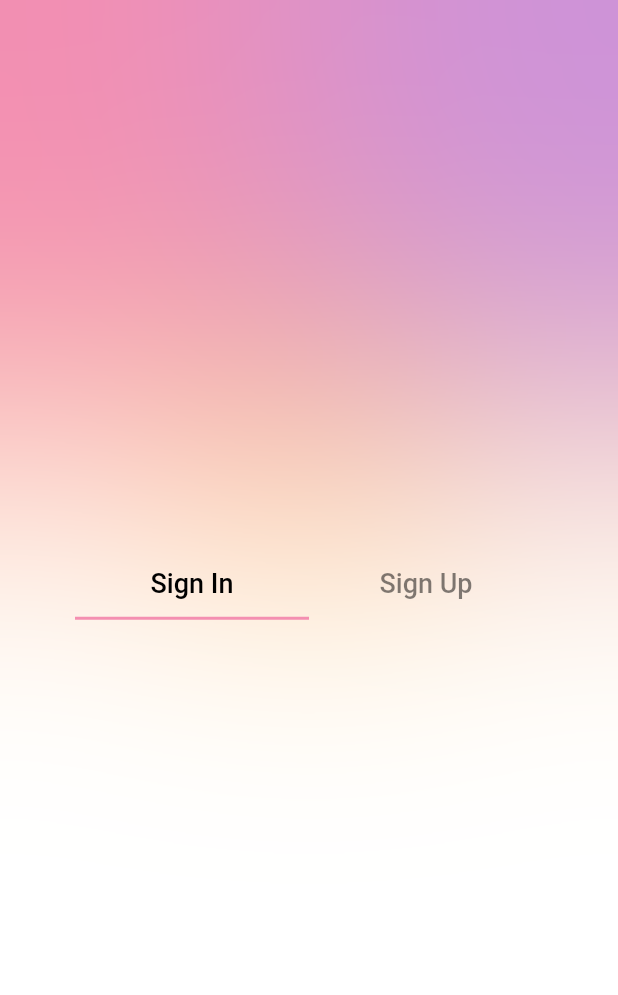
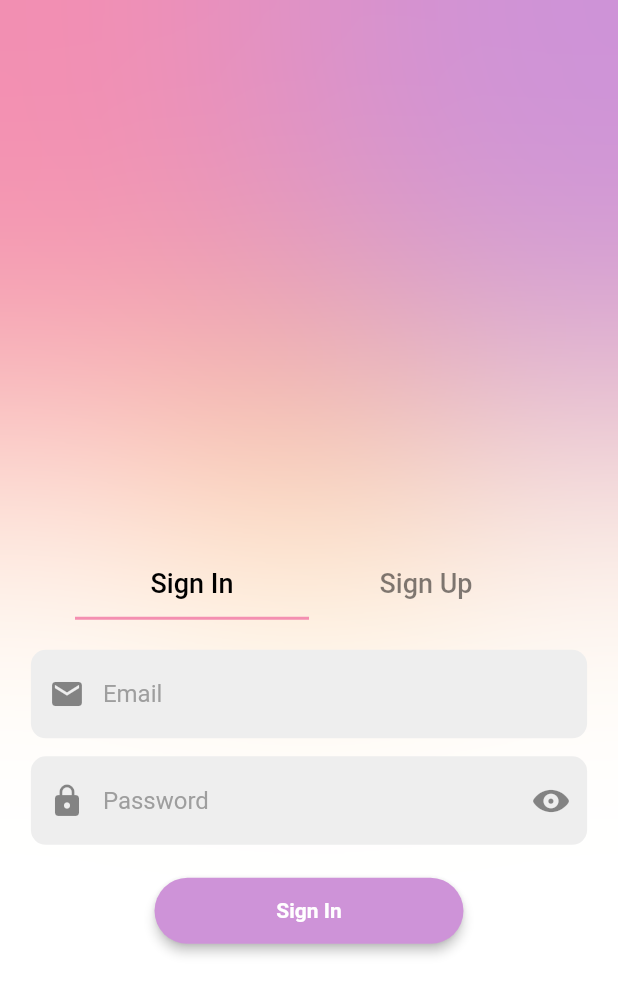
Before and after one commit to shakibhoseen/login-block-firebase, a Flutter app: the screen it shows after launch, on a phone screen of 412 x 824 dp. Shown: the top 995 px of the screen. Run offline on Flutter 3.47's test engine with Material 2 defaults, Android fonts, the phone set to English and light mode, and no system bars; our stand-ins replace bloc, cloud_firestore, equatable, firebase_auth, firebase_core, flutter_bloc; accounts and stored records are empty.

Commit message:
add sig in method

```diff
--- a/lib/blocs/sign_in_bloc/sign_in_bloc.dart
+++ b/lib/blocs/sign_in_bloc/sign_in_bloc.dart
@@ -1,13 +1,33 @@
 import 'package:bloc/bloc.dart';
+import 'package:firebase_auth/firebase_auth.dart';
 import 'package:meta/meta.dart';
+import 'package:user_repository/user_repository.dart';
 
 part 'sign_in_event.dart';
 part 'sign_in_state.dart';
 
 class SignInBloc extends Bloc<SignInEvent, SignInState> {
-  SignInBloc() : super(SignInInitial()) {
-    on<SignInEvent>((event, emit) {
+  final UserRepository _userRepository;
+
+  SignInBloc({
+    required UserRepository userRepository
+  }) :_userRepository = userRepository, super(SignInInitial()) {
+    on<SignInRequired>((event, emit) async{
       // TODO: implement event handler
+      emit(SignInProcess());
+      try {
+        await _userRepository.signIn(event.email, event.password);
+        emit(SignInSuccess());
+      }on FirebaseAuthException catch (e){
+         emit(SignInFailure(message: e.message));
+      }
+       catch (e) {
+        emit(SignInFailure(message: 'unknown'));
+      }
+    });
+
+    on<SignOutRequired>((event, emit)async{
+       await _userRepository.logOut();
     });
   }
 }
--- a/lib/blocs/sign_in_bloc/sign_in_event.dart
+++ b/lib/blocs/sign_in_bloc/sign_in_event.dart
@@ -2,3 +2,14 @@ part of 'sign_in_bloc.dart';
 
 @immutable
 sealed class SignInEvent {}
+
+class SignInRequired extends SignInEvent{
+  final String email;
+  final String password;
+
+   SignInRequired(this.email, this.password);
+}
+
+class SignOutRequired extends SignInEvent{
+   SignOutRequired();
+}
--- a/lib/blocs/sign_in_bloc/sign_in_state.dart
+++ b/lib/blocs/sign_in_bloc/sign_in_state.dart
@@ -4,3 +4,13 @@ part of 'sign_in_bloc.dart';
 sealed class SignInState {}
 
 final class SignInInitial extends SignInState {}
+
+class SignInSuccess extends SignInState {}
+
+class SignInFailure extends SignInState {
+  final String? message;
+
+  SignInFailure({this.message});
+}
+
+class SignInProcess extends SignInState {}
--- a/lib/blocs/sign_up_bloc/sign_up_bloc.dart
+++ b/lib/blocs/sign_up_bloc/sign_up_bloc.dart
@@ -1,13 +1,25 @@
 import 'package:bloc/bloc.dart';
 import 'package:meta/meta.dart';
+import 'package:user_repository/user_repository.dart';
 
 part 'sign_up_event.dart';
 part 'sign_up_state.dart';
 
 class SignUpBloc extends Bloc<SignUpEvent, SignUpState> {
-  SignUpBloc() : super(SignUpInitial()) {
-    on<SignUpEvent>((event, emit) {
-      // TODO: implement event handler
+  final UserRepository _userRepository;
+
+  SignUpBloc({required UserRepository userRepository})
+      : _userRepository = userRepository,
+        super(SignUpInitial()) {
+    on<SignUpRequired>((event, emit) async{
+       emit(SignUpProcess());
+       try {
+         MyUser user = await _userRepository.signUp(event.user, event.password);
+         await _userRepository.setUserdata(user);
+         emit(SignUpSuccess());
+       } catch (e) {
+         emit(SignUpFailure());
+       }
     });
   }
 }
--- a/lib/blocs/sign_up_bloc/sign_up_event.dart
+++ b/lib/blocs/sign_up_bloc/sign_up_event.dart
@@ -2,3 +2,10 @@ part of 'sign_up_bloc.dart';
 
 @immutable
 sealed class SignUpEvent {}
+
+class SignUpRequired extends SignUpEvent{
+  final MyUser user;
+  final String password;
+
+   SignUpRequired(this.user, this.password);
+}
--- a/lib/blocs/sign_up_bloc/sign_up_state.dart
+++ b/lib/blocs/sign_up_bloc/sign_up_state.dart
@@ -4,3 +4,9 @@ part of 'sign_up_bloc.dart';
 sealed class SignUpState {}
 
 final class SignUpInitial extends SignUpState {}
+
+class SignUpSuccess extends SignUpState {}
+
+class SignUpFailure extends SignUpState {}
+
+class SignUpProcess extends SignUpState {}
--- /dev/null
+++ b/lib/screens/auth/components/my_text_field.dart
@@ -0,0 +1,63 @@
+import 'package:flutter/cupertino.dart';
+import 'package:flutter/material.dart';
+
+class MyTextField extends StatelessWidget {
+  final TextEditingController controller;
+  final String hintText;
+  final bool obsecureText;
+  final TextInputType keyboardType;
+  final Widget? suffixIcon;
+  final VoidCallback? onTap;
+  final Widget? prefixIcon;
+  final String? Function(String?)? validator;
+  final FocusNode? focusNode;
+  final String? errorMsg;
+  final String? Function(String?)? onChanged;
+
+  const MyTextField(
+      {super.key,
+      required this.controller,
+      required this.hintText,
+      required this.obsecureText,
+      required this.keyboardType,
+      this.suffixIcon,
+      this.onTap,
+      this.prefixIcon,
+      this.validator,
+      this.focusNode,
+      this.errorMsg,
+      this.onChanged});
+
+  @override
+  Widget build(BuildContext context) {
+    return TextFormField(
+      validator: validator,
+      controller: controller,
+      obscureText: obsecureText,
+      keyboardType: keyboardType,
+      focusNode: focusNode,
+      onTap: onTap,
+      textInputAction: TextInputAction.next,
+      onChanged: onChanged,
+      decoration: InputDecoration(
+        suffixIcon: suffixIcon,
+        prefixIcon: prefixIcon,
+        enabledBorder: OutlineInputBorder(
+          borderRadius: BorderRadius.circular(10),
+           borderSide: const BorderSide(color: Colors.transparent),
+        ),
+        focusedBorder: OutlineInputBorder(
+          borderRadius: BorderRadius.circular(10),
+           borderSide:  BorderSide(color: Theme.of(context).colorScheme.primary),
+        ),
+        fillColor: Colors.grey.shade200,
+        filled: true,
+        hintText: hintText,
+        hintStyle: TextStyle(color: Colors.grey.shade500),
+        errorText: errorMsg,
+      ),
+
+
+    );
+  }
+}
--- /dev/null
+++ b/lib/screens/auth/sign_in_screen.dart
@@ -0,0 +1,142 @@
+import 'package:flutter/cupertino.dart';
+import 'package:flutter/material.dart';
+import 'package:flutter_bloc/flutter_bloc.dart';
+import 'package:login_bf/blocs/sign_in_bloc/sign_in_bloc.dart';
+import 'package:login_bf/screens/auth/components/my_text_field.dart';
+
+class SignInScreen extends StatefulWidget {
+  const SignInScreen({super.key});
+
+  @override
+  State<SignInScreen> createState() => _SignInScreenState();
+}
+
+class _SignInScreenState extends State<SignInScreen> {
+  final passwordController = TextEditingController();
+  final emailController = TextEditingController();
+  final _formKey = GlobalKey<FormState>();
+  bool signInRequired = false;
+  IconData iconpassword = CupertinoIcons.eye_fill;
+  bool obsecurePassword = true;
+  String? _errorMsg;
+
+  @override
+  Widget build(BuildContext context) {
+    return BlocListener<SignInBloc, SignInState>(
+      listener: (context, state) {
+        // TODO: implement listener
+        if(state is SignInSuccess){
+          setState(() {
+            signInRequired = false;
+          });
+        }else if(state is SignInProcess){
+          setState(() {
+            signInRequired = true;
+          });
+        }else if(state is SignInFailure){
+          return;
+        }
+      },
+      child: Form(
+      key: _formKey,
+      child: Column(
+        children: [
+          const SizedBox(
+            height: 20,
+          ),
+          SizedBox(
+            width: MediaQuery.of(context).size.width * 0.9,
+            child: MyTextField(
+              controller: emailController,
+              hintText: 'Email',
+              obsecureText: false,
+              keyboardType: TextInputType.emailAddress,
+              prefixIcon: const Icon(Icons.email),
+              errorMsg: _errorMsg,
+              validator: (val) {
+                if (val!.isEmpty) {
+                  return 'Please fill this field';
+                } else if (!RegExp(r'^[\w-\.]+@([\w-]+.)+[\w-]{2,4}$')
+                    .hasMatch(val)) {
+                  return 'Please enter a valid email';
+                }
+                return null;
+              },
+            ),
+          ),
+          const SizedBox(
+            height: 12,
+          ),
+          SizedBox(
+            width: MediaQuery.of(context).size.width * 0.9,
+            child: MyTextField(
+              controller: passwordController,
+              hintText: 'Password',
+              obsecureText: obsecurePassword,
+              keyboardType: TextInputType.emailAddress,
+              prefixIcon: const Icon(Icons.lock),
+              errorMsg: _errorMsg,
+              validator: (val) {
+                if (val!.isEmpty) {
+                  return 'Please fill this field';
+                } else if (val.length < 6) {
+                  return 'password should length 6 character';
+                }
+                return null;
+              },
+              suffixIcon: IconButton(
+                onPressed: () {
+                  setState(() {
+                    obsecurePassword = !obsecurePassword;
+                    if (!obsecurePassword) {
+                      iconpassword = CupertinoIcons.eye_fill;
+                    } else {
+                      iconpassword = CupertinoIcons.eye_slash_fill;
+                    }
+                  });
+                },
+                icon: Icon(iconpassword),
+              ),
+            ),
+          ),
+          const SizedBox(
+            height: 20,
+          ),
+          !signInRequired
+              ? SizedBox(
+                  width: MediaQuery.of(context).size.width * 0.5,
+                  child: TextButton(
+                    onPressed: () {
+                      if (_formKey.currentState!.validate()) {
+                        context
+                            .read<SignInBloc>()
+                            .add(SignInRequired(
+                              emailController.text,
+                              passwordController.text));
+                      }
+                    },
+                    style: TextButton.styleFrom(
+                        elevation: 3,
+                        backgroundColor: Theme.of(context).colorScheme.primary,
+                        foregroundColor: Colors.white,
+                        shape: RoundedRectangleBorder(
+                          borderRadius: BorderRadius.circular(60),
+                        )),
+                    child: const Padding(
+                      padding:
+                          EdgeInsets.symmetric(horizontal: 25.0, vertical: 6),
+                      child: Text(
+                        'Sign In',
+                        style: TextStyle(
+                            fontWeight: FontWeight.w600, color: Colors.white),
+                      ),
+                    ),
+                  ),
+                )
+              : const CircularProgressIndicator(),
+        ],
+      ),
+    ),
+    );
+  }
+}
--- a/lib/screens/auth/welcome_screen.dart
+++ b/lib/screens/auth/welcome_screen.dart
@@ -1,6 +1,12 @@
 import 'dart:ui';
 
 import 'package:flutter/material.dart';
+import 'package:flutter_bloc/flutter_bloc.dart';
+import 'package:login_bf/blocs/authentication_bloc/authentication_bloc.dart';
+import 'package:login_bf/blocs/sign_in_bloc/sign_in_bloc.dart';
+import 'package:login_bf/blocs/sign_up_bloc/sign_up_bloc.dart';
+import 'package:login_bf/screens/auth/sign_in_screen.dart';
+import 'package:login_bf/screens/auth/sign_up_screen.dart';
 
 class WelcomeScreen extends StatefulWidget {
   const WelcomeScreen({super.key});
@@ -75,32 +81,53 @@ class _WelcomeScreenState extends State<WelcomeScreen>
                   child: Column(
                     children: <Widget>[
                       Padding(
-                        padding: EdgeInsets.symmetric(horizontal: 50),
+                        padding: const EdgeInsets.symmetric(horizontal: 50),
                         child: TabBar(
                           controller: tabController,
                           unselectedLabelColor: Theme.of(context)
                               .colorScheme
                               .onBackground
                               .withOpacity(0.5),
-                              labelColor: Theme.of(context).colorScheme.onBackground,
-                          tabs: [
+                          labelColor:
+                              Theme.of(context).colorScheme.onBackground,
+                          tabs: const [
                             Padding(
-                              padding: const EdgeInsets.all(12.0),
-                              child: Text('Sign In', style: TextStyle(fontSize: 18),),
+                              padding: EdgeInsets.all(12.0),
+                              child: Text(
+                                'Sign In',
+                                style: TextStyle(fontSize: 18),
+                              ),
                             ),
                             Padding(
-                              padding: const EdgeInsets.all(12.0),
-                              child: Text('Sign Up', style: TextStyle(fontSize: 18),),
+                              padding: EdgeInsets.all(12.0),
+                              child: Text(
+                                'Sign Up',
+                                style: TextStyle(fontSize: 18),
+                              ),
                             ),
                           ],
                         ),
                       ),
-                      Expanded(child: TabBarView(
+                      Expanded(
+                          child: TabBarView(
                         controller: tabController,
                         children: [
-                          Container(),
-                          Container(),
-                        ],))
+                          BlocProvider(
+                            create: (context) => SignInBloc(
+                                userRepository: context
+                                    .read<AuthenticationBloc>()
+                                    .userRepository),
+                            child: const SignInScreen(),
+                          ),
+                          BlocProvider(
+                            create: (context) => SignUpBloc(
+                                userRepository: context
+                                    .read<AuthenticationBloc>()
+                                    .userRepository),
+                            child: const SignUpScreen(),
+                          ),
+                        ],
+                      ))
                     ],
                   ),
                 ),
--- a/packages/user_repository/lib/src/firebase_user_repo.dart
+++ b/packages/user_repository/lib/src/firebase_user_repo.dart
@@ -56,4 +56,9 @@ class FirebaseUserRepo implements UserRepository {
       rethrow;
     }
   }
+
+  @override
+  Future<void> logOut() async{
+    await _firebaseAuth.signOut();
+  }
 }
--- a/packages/user_repository/lib/src/user_repo.dart
+++ b/packages/user_repository/lib/src/user_repo.dart
@@ -9,4 +9,5 @@ abstract class UserRepository {
   Future<void> setUserdata(MyUser user);
   Future<MyUser> signUp(MyUser user, String password);
   Future<void> signIn(String email, String password);
+  Future<void> logOut();
 }
```
Also changed, not shown: lib/screens/auth/sign_up_screen.dart (added, +139 -0 lines).
